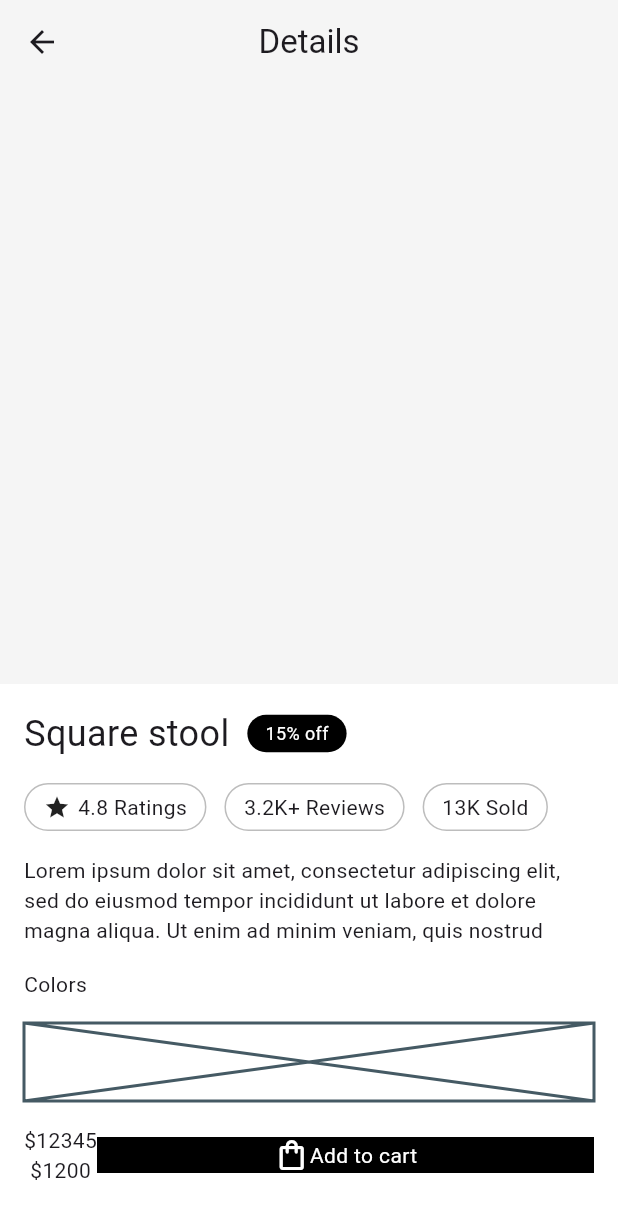
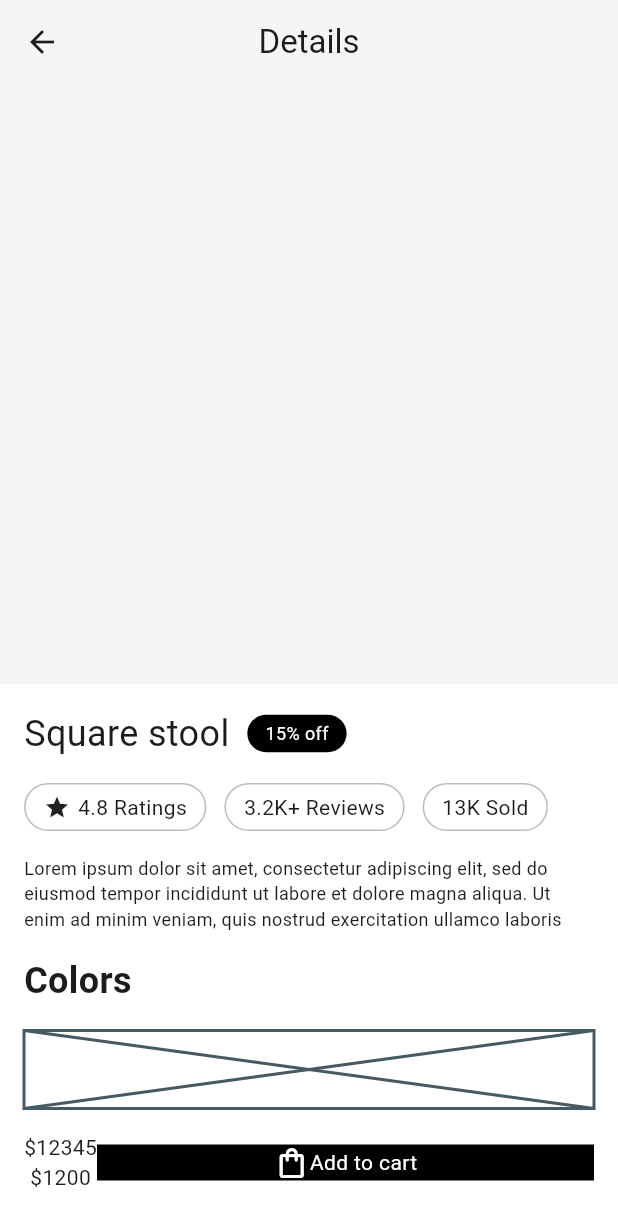
Before and after one commit to JAICHANGPARK/flutter_notebook_chapter_49, a Flutter app: the FurnitureDetailPage screen opened directly, on a phone screen of 412 x 824 dp. Shown: the top 1226 px of the screen. Run offline on Flutter 3.47's test engine with Material 3 defaults, Android fonts, the phone set to English and light mode, and no system bars; our stand-ins replace dots_indicator, gap, google_fonts.

Commit message:
Update furniture_detail_page.dart

```diff
--- a/lib/ep2460_furniture_app/ui/furniture_detail_page.dart
+++ b/lib/ep2460_furniture_app/ui/furniture_detail_page.dart
@@ -44,8 +44,7 @@ class _FurnitureDetailPageState extends State<FurnitureDetailPage> {
                       ),
                       child: Text(
                         "15% off",
-                        style: TextStyle(color: Colors.white,
-                        fontSize: 12,),
+                        style: TextStyle(color: Colors.white, fontSize: 12),
                       ),
                     ),
                   ],
@@ -57,7 +56,7 @@ class _FurnitureDetailPageState extends State<FurnitureDetailPage> {
                     children: [
                       Container(
                         height: 32,
-                        padding: .symmetric(horizontal: 12,),
+                        padding: .symmetric(horizontal: 12),
                         decoration: ShapeDecoration(
                           shape: StadiumBorder(
                             side: BorderSide(color: Colors.grey[400]!),
@@ -65,11 +64,15 @@ class _FurnitureDetailPageState extends State<FurnitureDetailPage> {
                         ),
                         child: Row(
                           spacing: 5,
-                          children: [Icon(Icons.star,
-                          size: 18,), Text("4.8 Ratings")],
+                          children: [
+                            Icon(Icons.star, size: 18),
+                            Text("4.8 Ratings"),
+                          ],
                         ),
                       ),
-                      Container(height: 32,  padding: .symmetric(horizontal: 12,),
+                      Container(
+                        height: 32,
+                        padding: .symmetric(horizontal: 12),
                         decoration: ShapeDecoration(
                           shape: StadiumBorder(
                             side: BorderSide(color: Colors.grey[400]!),
@@ -77,7 +80,9 @@ class _FurnitureDetailPageState extends State<FurnitureDetailPage> {
                         ),
                         child: Row(children: [Text("3.2K+ Reviews")]),
                       ),
-                      Container(height: 32,  padding: .symmetric(horizontal: 12,),
+                      Container(
+                        height: 32,
+                        padding: .symmetric(horizontal: 12),
                         decoration: ShapeDecoration(
                           shape: StadiumBorder(
                             side: BorderSide(color: Colors.grey[400]!),
@@ -91,8 +96,12 @@ class _FurnitureDetailPageState extends State<FurnitureDetailPage> {
                 Text(
                   "Lorem ipsum dolor sit amet, consectetur adipiscing elit, sed do eiusmod tempor incididunt ut labore et dolore magna aliqua. Ut enim ad minim veniam, quis nostrud exercitation ullamco laboris nisi ut aliquip ex ea commodo consequat. Duis aute irure dolor in reprehenderit in voluptate velit esse cillum dolore eu fugiat nulla pariatur. Excepteur sint occaecat cupidatat non proident, sunt in culpa qui officia deserunt mollit anim id est laborum.",
                   maxLines: 3,
+                  style: TextStyle(fontSize: 12),
                 ),
-                Text("Colors"),
+                Text(
+                  "Colors",
+                  style: TextStyle(fontWeight: FontWeight.bold, fontSize: 24),
+                ),
                 SizedBox(height: 52, child: Placeholder()),
                 Row(
                   children: [
```
